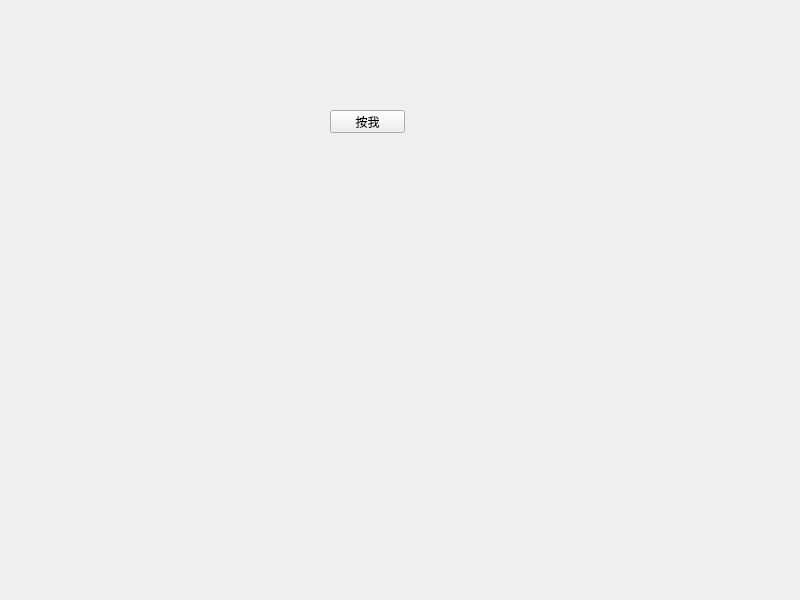
Before: the Qt Designer form widget.ui in 41343247/midterm_1, drawn with Qt 5.
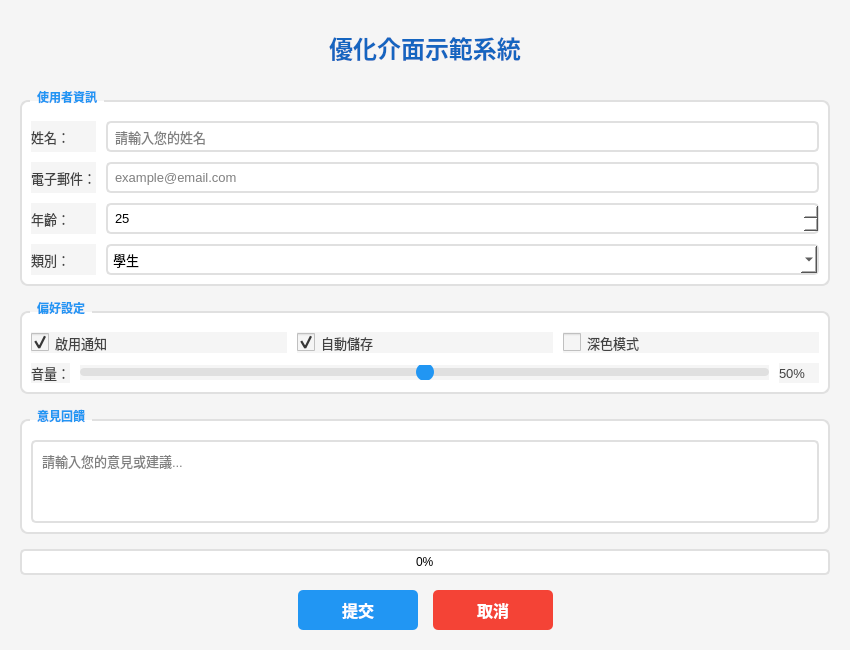
After: the same form once the commit is applied.

Commit message: Optimize widget.ui with improved components, colors, and layout

```diff
--- a/widget.ui
+++ b/widget.ui
@@ -6,26 +6,395 @@
    <rect>
     <x>0</x>
     <y>0</y>
-    <width>800</width>
-    <height>600</height>
+    <width>850</width>
+    <height>650</height>
    </rect>
   </property>
   <property name="windowTitle">
    <string>Widget</string>
   </property>
-  <widget class="QPushButton" name="pushButton">
-   <property name="geometry">
-    <rect>
-     <x>330</x>
-     <y>110</y>
-     <width>75</width>
-     <height>23</height>
-    </rect>
+  <property name="styleSheet">
+   <string notr="true">QWidget {
+    background-color: #f5f5f5;
+}
+
+QGroupBox {
+    background-color: white;
+    border: 2px solid #e0e0e0;
+    border-radius: 8px;
+    margin-top: 10px;
+    padding-top: 10px;
+    font-weight: bold;
+}
+
+QGroupBox::title {
+    subcontrol-origin: margin;
+    left: 10px;
+    padding: 0 5px;
+    color: #2196F3;
+}
+
+QPushButton {
+    background-color: #2196F3;
+    color: white;
+    border: none;
+    border-radius: 5px;
+    padding: 8px 16px;
+    font-size: 12pt;
+    font-weight: bold;
+}
+
+QPushButton:hover {
+    background-color: #1976D2;
+}
+
+QPushButton:pressed {
+    background-color: #0D47A1;
+}
+
+QPushButton#cancelButton {
+    background-color: #f44336;
+}
+
+QPushButton#cancelButton:hover {
+    background-color: #d32f2f;
+}
+
+QLineEdit, QTextEdit, QComboBox, QSpinBox {
+    border: 2px solid #e0e0e0;
+    border-radius: 5px;
+    padding: 5px;
+    background-color: white;
+    font-size: 10pt;
+}
+
+QLineEdit:focus, QTextEdit:focus, QComboBox:focus, QSpinBox:focus {
+    border: 2px solid #2196F3;
+}
+
+QLabel {
+    color: #424242;
+    font-size: 10pt;
+}
+
+QProgressBar {
+    border: 2px solid #e0e0e0;
+    border-radius: 5px;
+    text-align: center;
+    background-color: white;
+}
+
+QProgressBar::chunk {
+    background-color: #4CAF50;
+    border-radius: 3px;
+}
+
+QCheckBox, QRadioButton {
+    color: #424242;
+    font-size: 10pt;
+}
+
+QCheckBox::indicator, QRadioButton::indicator {
+    width: 18px;
+    height: 18px;
+}
+
+QSlider::groove:horizontal {
+    height: 8px;
+    background: #e0e0e0;
+    border-radius: 4px;
+}
+
+QSlider::handle:horizontal {
+    background: #2196F3;
+    width: 18px;
+    margin: -5px 0;
+    border-radius: 9px;
+}</string>
+  </property>
+  <layout class="QVBoxLayout" name="verticalLayout">
+   <property name="spacing">
+    <number>15</number>
    </property>
-   <property name="text">
-    <string>按我</string>
+   <property name="leftMargin">
+    <number>20</number>
    </property>
-  </widget>
+   <property name="topMargin">
+    <number>20</number>
+   </property>
+   <property name="rightMargin">
+    <number>20</number>
+   </property>
+   <property name="bottomMargin">
+    <number>20</number>
+   </property>
+   <item>
+    <widget class="QLabel" name="titleLabel">
+     <property name="text">
+      <string>優化介面示範系統</string>
+     </property>
+     <property name="alignment">
+      <set>Qt::AlignCenter</set>
+     </property>
+     <property name="styleSheet">
+      <string notr="true">font-size: 18pt; font-weight: bold; color: #1565C0; padding: 10px;</string>
+     </property>
+    </widget>
+   </item>
+   <item>
+    <widget class="QGroupBox" name="userInfoGroup">
+     <property name="title">
+      <string>使用者資訊</string>
+     </property>
+     <layout class="QGridLayout" name="gridLayout">
+      <property name="spacing">
+       <number>10</number>
+      </property>
+      <item row="0" column="0">
+       <widget class="QLabel" name="nameLabel">
+        <property name="text">
+         <string>姓名：</string>
+        </property>
+       </widget>
+      </item>
+      <item row="0" column="1">
+       <widget class="QLineEdit" name="nameLineEdit">
+        <property name="placeholderText">
+         <string>請輸入您的姓名</string>
+        </property>
+       </widget>
+      </item>
+      <item row="1" column="0">
+       <widget class="QLabel" name="emailLabel">
+        <property name="text">
+         <string>電子郵件：</string>
+        </property>
+       </widget>
+      </item>
+      <item row="1" column="1">
+       <widget class="QLineEdit" name="emailLineEdit">
+        <property name="placeholderText">
+         <string>example@email.com</string>
+        </property>
+       </widget>
+      </item>
+      <item row="2" column="0">
+       <widget class="QLabel" name="ageLabel">
+        <property name="text">
+         <string>年齡：</string>
+        </property>
+       </widget>
+      </item>
+      <item row="2" column="1">
+       <widget class="QSpinBox" name="ageSpinBox">
+        <property name="minimum">
+         <number>1</number>
+        </property>
+        <property name="maximum">
+         <number>120</number>
+        </property>
+        <property name="value">
+         <number>25</number>
+        </property>
+       </widget>
+      </item>
+      <item row="3" column="0">
+       <widget class="QLabel" name="categoryLabel">
+        <property name="text">
+         <string>類別：</string>
+        </property>
+       </widget>
+      </item>
+      <item row="3" column="1">
+       <widget class="QComboBox" name="categoryComboBox">
+        <item>
+         <property name="text">
+          <string>學生</string>
+         </property>
+        </item>
+        <item>
+         <property name="text">
+          <string>教師</string>
+         </property>
+        </item>
+        <item>
+         <property name="text">
+          <string>職員</string>
+         </property>
+        </item>
+        <item>
+         <property name="text">
+          <string>訪客</string>
+         </property>
+        </item>
+       </widget>
+      </item>
+     </layout>
+    </widget>
+   </item>
+   <item>
+    <widget class="QGroupBox" name="preferencesGroup">
+     <property name="title">
+      <string>偏好設定</string>
+     </property>
+     <layout class="QVBoxLayout" name="verticalLayout_2">
+      <property name="spacing">
+       <number>10</number>
+      </property>
+      <item>
+       <layout class="QHBoxLayout" name="horizontalLayout_2">
+        <item>
+         <widget class="QCheckBox" name="notificationCheckBox">
+          <property name="text">
+           <string>啟用通知</string>
+          </property>
+          <property name="checked">
+           <bool>true</bool>
+          </property>
+         </widget>
+        </item>
+        <item>
+         <widget class="QCheckBox" name="autoSaveCheckBox">
+          <property name="text">
+           <string>自動儲存</string>
+          </property>
+          <property name="checked">
+           <bool>true</bool>
+          </property>
+         </widget>
+        </item>
+        <item>
+         <widget class="QCheckBox" name="darkModeCheckBox">
+          <property name="text">
+           <string>深色模式</string>
+          </property>
+         </widget>
+        </item>
+       </layout>
+      </item>
+      <item>
+       <layout class="QHBoxLayout" name="horizontalLayout_3">
+        <item>
+         <widget class="QLabel" name="volumeLabel">
+          <property name="text">
+           <string>音量：</string>
+          </property>
+         </widget>
+        </item>
+        <item>
+         <widget class="QSlider" name="volumeSlider">
+          <property name="maximum">
+           <number>100</number>
+          </property>
+          <property name="value">
+           <number>50</number>
+          </property>
+          <property name="orientation">
+           <enum>Qt::Horizontal</enum>
+          </property>
+         </widget>
+        </item>
+        <item>
+         <widget class="QLabel" name="volumeValueLabel">
+          <property name="text">
+           <string>50%</string>
+          </property>
+          <property name="minimumSize">
+           <size>
+            <width>40</width>
+            <height>0</height>
+           </size>
+          </property>
+         </widget>
+        </item>
+       </layout>
+      </item>
+     </layout>
+    </widget>
+   </item>
+   <item>
+    <widget class="QGroupBox" name="feedbackGroup">
+     <property name="title">
+      <string>意見回饋</string>
+     </property>
+     <layout class="QVBoxLayout" name="verticalLayout_3">
+      <item>
+       <widget class="QTextEdit" name="feedbackTextEdit">
+        <property name="placeholderText">
+         <string>請輸入您的意見或建議...</string>
+        </property>
+       </widget>
+      </item>
+     </layout>
+    </widget>
+   </item>
+   <item>
+    <widget class="QProgressBar" name="progressBar">
+     <property name="value">
+      <number>0</number>
+     </property>
+    </widget>
+   </item>
+   <item>
+    <layout class="QHBoxLayout" name="horizontalLayout">
+     <property name="spacing">
+      <number>15</number>
+     </property>
+     <item>
+      <spacer name="horizontalSpacer">
+       <property name="orientation">
+        <enum>Qt::Horizontal</enum>
+       </property>
+       <property name="sizeHint" stdset="0">
+        <size>
+         <width>40</width>
+         <height>20</height>
+        </size>
+       </property>
+      </spacer>
+     </item>
+     <item>
+      <widget class="QPushButton" name="submitButton">
+       <property name="minimumSize">
+        <size>
+         <width>120</width>
+         <height>40</height>
+        </size>
+       </property>
+       <property name="text">
+        <string>提交</string>
+       </property>
+      </widget>
+     </item>
+     <item>
+      <widget class="QPushButton" name="cancelButton">
+       <property name="minimumSize">
+        <size>
+         <width>120</width>
+         <height>40</height>
+        </size>
+       </property>
+       <property name="text">
+        <string>取消</string>
+       </property>
+      </widget>
+     </item>
+     <item>
+      <spacer name="horizontalSpacer_2">
+       <property name="orientation">
+        <enum>Qt::Horizontal</enum>
+       </property>
+       <property name="sizeHint" stdset="0">
+        <size>
+         <width>40</width>
+         <height>20</height>
+        </size>
+       </property>
+      </spacer>
+     </item>
+    </layout>
+   </item>
+  </layout>
  </widget>
  <resources/>
  <connections/>
```
Left out of the diff: 2 changed lines with no effect on the pictures.
